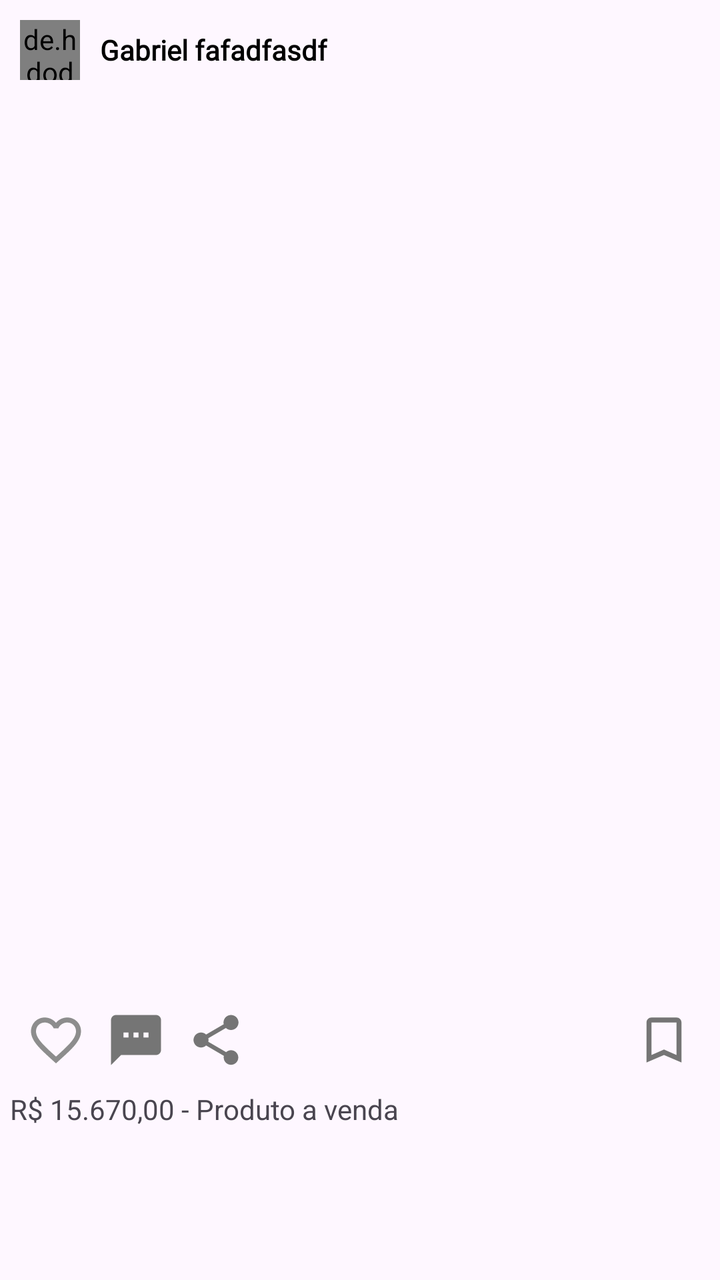
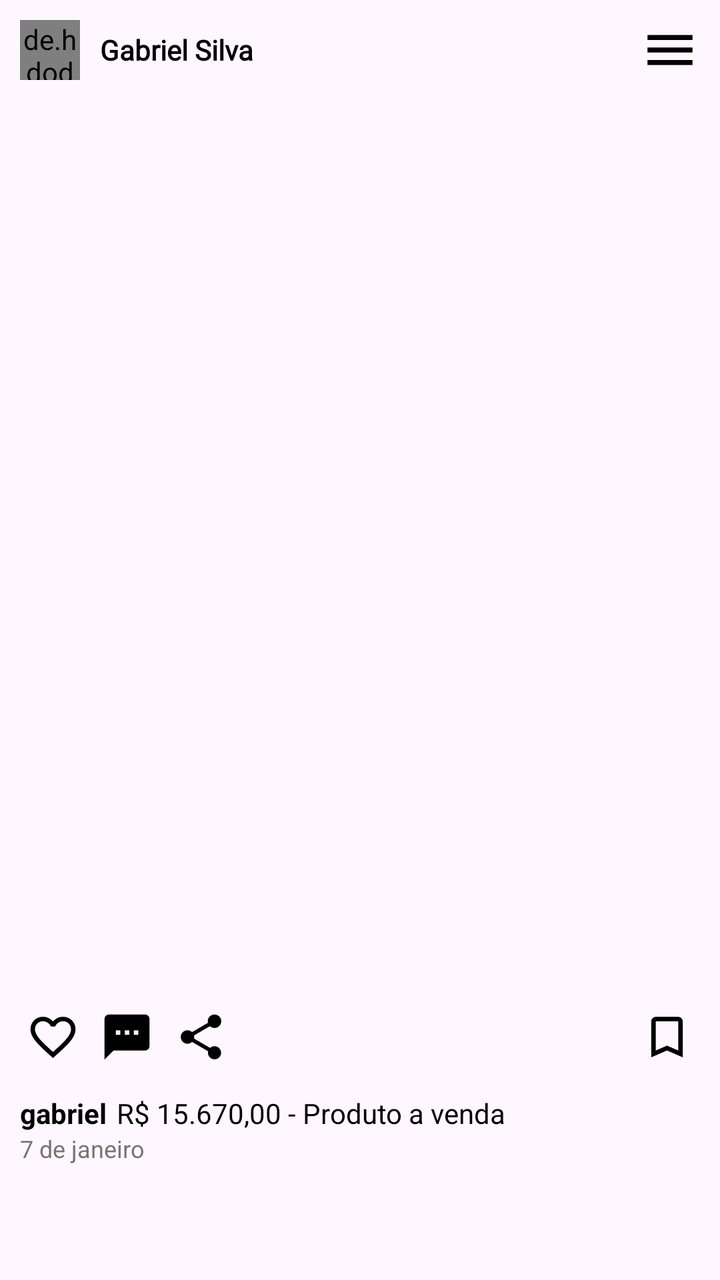

Before-and-after screenshots of an Android layout around one commit, followed by the original layout XML and the change that was made.
<!-- AndroidManifest.xml: application theme Theme.FirebaseAuthApp -->
<!-- res/layout/item_post.xml -->
<?xml version="1.0" encoding="utf-8"?>
<androidx.constraintlayout.widget.ConstraintLayout xmlns:android="http://schemas.android.com/apk/res/android"
    xmlns:app="http://schemas.android.com/apk/res-auto"
    android:layout_width="match_parent"
    android:layout_height="wrap_content"
    android:layout_marginBottom="20dp"
    android:orientation="vertical">

    <LinearLayout
        android:id="@+id/linearProfile"
        android:layout_width="match_parent"
        android:layout_height="wrap_content"
        app:layout_constraintStart_toStartOf="parent"
        app:layout_constraintEnd_toEndOf="parent"
        app:layout_constraintTop_toTopOf="parent">

        <de.hdodenhof.circleimageview.CircleImageView
            android:id="@+id/imgProfile"
            android:layout_width="30dp"
            android:layout_height="30dp"
            android:layout_gravity="center_vertical"
            android:layout_margin="10dp"
            android:src="@drawable/ic_profile"
            app:civ_border_color="#00FFFFFF"
            app:civ_border_width="3dp"
            app:layout_constraintStart_toStartOf="parent"
            app:layout_constraintTop_toTopOf="parent" />

        <TextView
            android:id="@+id/txtNameUser"
            android:layout_width="wrap_content"
            android:layout_height="wrap_content"
            android:layout_gravity="center_vertical"
            android:text="Gabriel fafadfasdf"
            android:textSize="14sp"
            android:textColor="@color/black"
            android:textStyle="bold"
            app:layout_constraintStart_toEndOf="@id/imgProfile"
            app:layout_constraintTop_toTopOf="parent"
            android:fontFamily="@font/font_sans"/>

    </LinearLayout>



    <ImageView
        android:id="@+id/imgPost"
        android:layout_width="match_parent"
        android:layout_height="450dp"
        android:scaleType="fitXY"
        app:layout_constraintEnd_toEndOf="parent"
        app:layout_constraintStart_toStartOf="parent"
        app:layout_constraintTop_toBottomOf="@id/linearProfile" />

    <LinearLayout
        android:id="@+id/linerIconsIterations"
        android:layout_width="match_parent"
        android:layout_height="wrap_content"
        android:orientation="horizontal"
        android:paddingHorizontal="8dp"
        app:layout_constraintTop_toBottomOf="@id/imgPost">

        <ImageView
            android:id="@+id/btnLike"
            android:layout_width="30dp"
            android:layout_height="30dp"
            android:layout_margin="5dp"
            android:src="@drawable/ic_heart" />

        <ImageView
            android:id="@+id/btnChat"
            android:layout_width="30dp"
            android:layout_height="30dp"
            android:layout_margin="5dp"
            android:src="@drawable/ic_sms"
            app:tint="@color/gray_600" />

        <ImageView
            android:id="@+id/btnShare"
            android:layout_width="30dp"
            android:layout_height="30dp"
            android:layout_margin="5dp"
            android:src="@drawable/ic_share"
            app:tint="@color/gray_600" />

        
        <View
            android:layout_width="0dp"
            android:layout_height="0dp"
            android:layout_weight="1" />

        <ImageView
            android:id="@+id/btnSave"
            android:layout_width="30dp"
            android:layout_height="30dp"
            android:layout_margin="5dp"
            android:src="@drawable/ic_save"
            app:tint="@color/gray_600" />

    </LinearLayout>


    <TextView
        android:id="@+id/txtDescription"
        android:layout_width="wrap_content"
        android:layout_height="wrap_content"
        android:layout_margin="5dp"
        android:text="R$ 15.670,00 - Produto a venda"
        app:layout_constraintStart_toStartOf="parent"
        app:layout_constraintTop_toBottomOf="@id/linerIconsIterations" />

</androidx.constraintlayout.widget.ConstraintLayout>
<!-- resources referenced by this layout -->
<resources>
  <color name="black">#FF000000</color>
  <color name="gray_600">#FF757575</color>
  <!-- drawable ic_heart (drawable) -->
  <vector xmlns:android="http://schemas.android.com/apk/res/android" android:height="24dp" android:tint="#8D8D8D" android:viewportHeight="24" android:viewportWidth="24" android:width="24dp">
        
      <path android:fillColor="@android:color/white" android:pathData="M16.5,3c-1.74,0 -3.41,0.81 -4.5,2.09C10.91,3.81 9.24,3 7.5,3 4.42,3 2,5.42 2,8.5c0,3.78 3.4,6.86 8.55,11.54L12,21.35l1.45,-1.32C18.6,15.36 22,12.28 22,8.5 22,5.42 19.58,3 16.5,3zM12.1,18.55l-0.1,0.1 -0.1,-0.1C7.14,14.24 4,11.39 4,8.5 4,6.5 5.5,5 7.5,5c1.54,0 3.04,0.99 3.57,2.36h1.87C13.46,5.99 14.96,5 16.5,5c2,0 3.5,1.5 3.5,3.5 0,2.89 -3.14,5.74 -7.9,10.05z"/>
      
  </vector>
  <!-- drawable ic_profile (drawable) -->
  <vector xmlns:android="http://schemas.android.com/apk/res/android" android:height="24dp" android:tint="#000000" android:viewportHeight="24" android:viewportWidth="24" android:width="24dp">
        
      <path android:fillColor="@android:color/white" android:pathData="M12,12c2.21,0 4,-1.79 4,-4s-1.79,-4 -4,-4 -4,1.79 -4,4 1.79,4 4,4zM12,14c-2.67,0 -8,1.34 -8,4v2h16v-2c0,-2.66 -5.33,-4 -8,-4z"/>
      
  </vector>
  <!-- drawable ic_save (drawable) -->
  <vector xmlns:android="http://schemas.android.com/apk/res/android" android:height="24dp" android:tint="#8D8D8D" android:viewportHeight="24" android:viewportWidth="24" android:width="24dp">
        
      <path android:fillColor="@android:color/white" android:pathData="M17,3L7,3c-1.1,0 -1.99,0.9 -1.99,2L5,21l7,-3 7,3L19,5c0,-1.1 -0.9,-2 -2,-2zM17,18l-5,-2.18L7,18L7,5h10v13z"/>
      
  </vector>
  <!-- drawable ic_share (drawable) -->
  <vector xmlns:android="http://schemas.android.com/apk/res/android" android:height="24dp" android:tint="#8D8D8D" android:viewportHeight="24" android:viewportWidth="24" android:width="24dp">
        
      <path android:fillColor="@android:color/white" android:pathData="M18,16.08c-0.76,0 -1.44,0.3 -1.96,0.77L8.91,12.7c0.05,-0.23 0.09,-0.46 0.09,-0.7s-0.04,-0.47 -0.09,-0.7l7.05,-4.11c0.54,0.5 1.25,0.81 2.04,0.81 1.66,0 3,-1.34 3,-3s-1.34,-3 -3,-3 -3,1.34 -3,3c0,0.24 0.04,0.47 0.09,0.7L8.04,9.81C7.5,9.31 6.79,9 6,9c-1.66,0 -3,1.34 -3,3s1.34,3 3,3c0.79,0 1.5,-0.31 2.04,-0.81l7.12,4.16c-0.05,0.21 -0.08,0.43 -0.08,0.65 0,1.61 1.31,2.92 2.92,2.92 1.61,0 2.92,-1.31 2.92,-2.92s-1.31,-2.92 -2.92,-2.92z"/>
      
  </vector>
  <!-- drawable ic_sms (drawable) -->
  <vector xmlns:android="http://schemas.android.com/apk/res/android" android:height="24dp" android:tint="#000000" android:viewportHeight="24" android:viewportWidth="24" android:width="24dp">
        
      <path android:fillColor="@android:color/white" android:pathData="M20,2L4,2c-1.1,0 -1.99,0.9 -1.99,2L2,22l4,-4h14c1.1,0 2,-0.9 2,-2L22,4c0,-1.1 -0.9,-2 -2,-2zM9,11L7,11L7,9h2v2zM13,11h-2L11,9h2v2zM17,11h-2L15,9h2v2z"/>
      
  </vector>
  <style name="Theme.FirebaseAuthApp" parent="Base.Theme.FirebaseAuthApp" />
  <style name="Base.Theme.FirebaseAuthApp" parent="Theme.Material3.DayNight.NoActionBar">
          
          <item name="android:statusBarColor">@color/status_bar_color</item>
  
  
          
          <item name="android:windowLightStatusBar">true</item>
  
          
          <item name="android:navigationBarColor">#00121212</item>
  
          
          <item name="android:windowLightNavigationBar" tools:targetApi="27">true</item>
      </style>
  <color name="status_bar_color">#121212</color>
</resources>

<!-- the commit's change to res/layout/item_post.xml (unified diff, before → after) -->
@@ -10,8 +10,8 @@
         android:id="@+id/linearProfile"
         android:layout_width="match_parent"
         android:layout_height="wrap_content"
+        app:layout_constraintEnd_toEndOf="parent"
         app:layout_constraintStart_toStartOf="parent"
-        app:layout_constraintEnd_toEndOf="parent"
         app:layout_constraintTop_toTopOf="parent">
 
         <de.hdodenhof.circleimageview.CircleImageView
@@ -31,23 +31,34 @@
             android:layout_width="wrap_content"
             android:layout_height="wrap_content"
             android:layout_gravity="center_vertical"
-            android:text="Gabriel fafadfasdf"
+            android:fontFamily="@font/font_sans"
+            android:text="Gabriel Silva"
+            android:textColor="@color/black"
             android:textSize="14sp"
-            android:textColor="@color/black"
             android:textStyle="bold"
             app:layout_constraintStart_toEndOf="@id/imgProfile"
-            app:layout_constraintTop_toTopOf="parent"
-            android:fontFamily="@font/font_sans"/>
+            app:layout_constraintTop_toTopOf="parent" />
+
+        <View
+            android:layout_width="0dp"
+            android:layout_height="0dp"
+            android:layout_weight="1"/>
+
+        <ImageView
+            android:layout_width="30dp"
+            android:layout_height="30dp"
+            android:src="@drawable/ic_menu"
+            android:layout_gravity="center_vertical"
+            android:layout_marginEnd="10dp"/>
 
     </LinearLayout>
 
 
-
-    <ImageView
-        android:id="@+id/imgPost"
+    <androidx.recyclerview.widget.RecyclerView
+        android:id="@+id/listImgPost"
         android:layout_width="match_parent"
         android:layout_height="450dp"
-        android:scaleType="fitXY"
+        android:orientation="horizontal"
         app:layout_constraintEnd_toEndOf="parent"
         app:layout_constraintStart_toStartOf="parent"
         app:layout_constraintTop_toBottomOf="@id/linearProfile" />
@@ -58,30 +69,31 @@
         android:layout_height="wrap_content"
         android:orientation="horizontal"
         android:paddingHorizontal="8dp"
-        app:layout_constraintTop_toBottomOf="@id/imgPost">
+        app:layout_constraintTop_toBottomOf="@id/listImgPost">
 
         <ImageView
             android:id="@+id/btnLike"
-            android:layout_width="30dp"
-            android:layout_height="30dp"
+            android:layout_width="27dp"
+            android:layout_height="27dp"
             android:layout_margin="5dp"
-            android:src="@drawable/ic_heart" />
+            android:src="@drawable/ic_heart"
+            app:tint="@color/black" />
 
         <ImageView
             android:id="@+id/btnChat"
-            android:layout_width="30dp"
-            android:layout_height="30dp"
+            android:layout_width="27dp"
+            android:layout_height="27dp"
             android:layout_margin="5dp"
             android:src="@drawable/ic_sms"
-            app:tint="@color/gray_600" />
+            app:tint="@color/black" />
 
         <ImageView
             android:id="@+id/btnShare"
-            android:layout_width="30dp"
-            android:layout_height="30dp"
+            android:layout_width="27dp"
+            android:layout_height="27dp"
             android:layout_margin="5dp"
             android:src="@drawable/ic_share"
-            app:tint="@color/gray_600" />
+            app:tint="@color/black" />
 
         
         <View
@@ -91,22 +103,49 @@
 
         <ImageView
             android:id="@+id/btnSave"
-            android:layout_width="30dp"
-            android:layout_height="30dp"
+            android:layout_width="27dp"
+            android:layout_height="27dp"
             android:layout_margin="5dp"
             android:src="@drawable/ic_save"
-            app:tint="@color/gray_600" />
+            app:tint="@color/black" />
 
     </LinearLayout>
 
+    <TextView
+        android:id="@+id/userDescription"
+        android:layout_width="wrap_content"
+        android:layout_height="wrap_content"
+        android:layout_margin="10dp"
+        android:text="gabriel"
+        android:textColor="@color/black"
+        android:textSize="14sp"
+        android:textStyle="bold"
+        app:layout_constraintStart_toStartOf="parent"
+        app:layout_constraintTop_toBottomOf="@id/linerIconsIterations" />
 
     <TextView
         android:id="@+id/txtDescription"
         android:layout_width="wrap_content"
         android:layout_height="wrap_content"
-        android:layout_margin="5dp"
         android:text="R$ 15.670,00 - Produto a venda"
+        android:textColor="@color/black"
+        android:textSize="14sp"
+        android:layout_marginTop="10dp"
+        android:layout_marginStart="5dp"
+        app:layout_constraintStart_toEndOf="@id/userDescription"
+        app:layout_constraintTop_toBottomOf="@id/linerIconsIterations"
+        />
+
+    <TextView
+        android:id="@+id/timeElipsed"
+        android:layout_width="wrap_content"
+        android:layout_height="wrap_content"
+        android:text="7 de janeiro"
+        android:textColor="@color/gray_600"
+        android:textSize="12sp"
+        android:layout_marginStart="10dp"
         app:layout_constraintStart_toStartOf="parent"
-        app:layout_constraintTop_toBottomOf="@id/linerIconsIterations" />
+        app:layout_constraintTop_toBottomOf="@id/txtDescription"
+        />
 
 </androidx.constraintlayout.widget.ConstraintLayout>
<!-- resource entries referenced after the edit -->
@@ -6,6 +6,12 @@
   <vector xmlns:android="http://schemas.android.com/apk/res/android" android:height="24dp" android:tint="#8D8D8D" android:viewportHeight="24" android:viewportWidth="24" android:width="24dp">
         
       <path android:fillColor="@android:color/white" android:pathData="M16.5,3c-1.74,0 -3.41,0.81 -4.5,2.09C10.91,3.81 9.24,3 7.5,3 4.42,3 2,5.42 2,8.5c0,3.78 3.4,6.86 8.55,11.54L12,21.35l1.45,-1.32C18.6,15.36 22,12.28 22,8.5 22,5.42 19.58,3 16.5,3zM12.1,18.55l-0.1,0.1 -0.1,-0.1C7.14,14.24 4,11.39 4,8.5 4,6.5 5.5,5 7.5,5c1.54,0 3.04,0.99 3.57,2.36h1.87C13.46,5.99 14.96,5 16.5,5c2,0 3.5,1.5 3.5,3.5 0,2.89 -3.14,5.74 -7.9,10.05z"/>
+      
+  </vector>
+  <!-- drawable ic_menu (drawable) -->
+  <vector xmlns:android="http://schemas.android.com/apk/res/android" android:height="24dp" android:tint="#000000" android:viewportHeight="24" android:viewportWidth="24" android:width="24dp">
+        
+      <path android:fillColor="@android:color/white" android:pathData="M3,18h18v-2L3,16v2zM3,13h18v-2L3,11v2zM3,6v2h18L21,6L3,6z"/>
       
   </vector>
   <!-- drawable ic_profile (drawable) -->
@@ -34,19 +40,12 @@
   </vector>
   <style name="Theme.FirebaseAuthApp" parent="Base.Theme.FirebaseAuthApp" />
   <style name="Base.Theme.FirebaseAuthApp" parent="Theme.Material3.DayNight.NoActionBar">
-          
-          <item name="android:statusBarColor">@color/status_bar_color</item>
   
+          <item name="android:statusBarColor">#FFFFFF</item>
   
-          
           <item name="android:windowLightStatusBar">true</item>
   
-          
-          <item name="android:navigationBarColor">#00121212</item>
-  
-          
-          <item name="android:windowLightNavigationBar" tools:targetApi="27">true</item>
+          <item name="colorSurface">#FFFFFF</item>
       </style>
-  <color name="status_bar_color">#121212</color>
 </resources>
 
